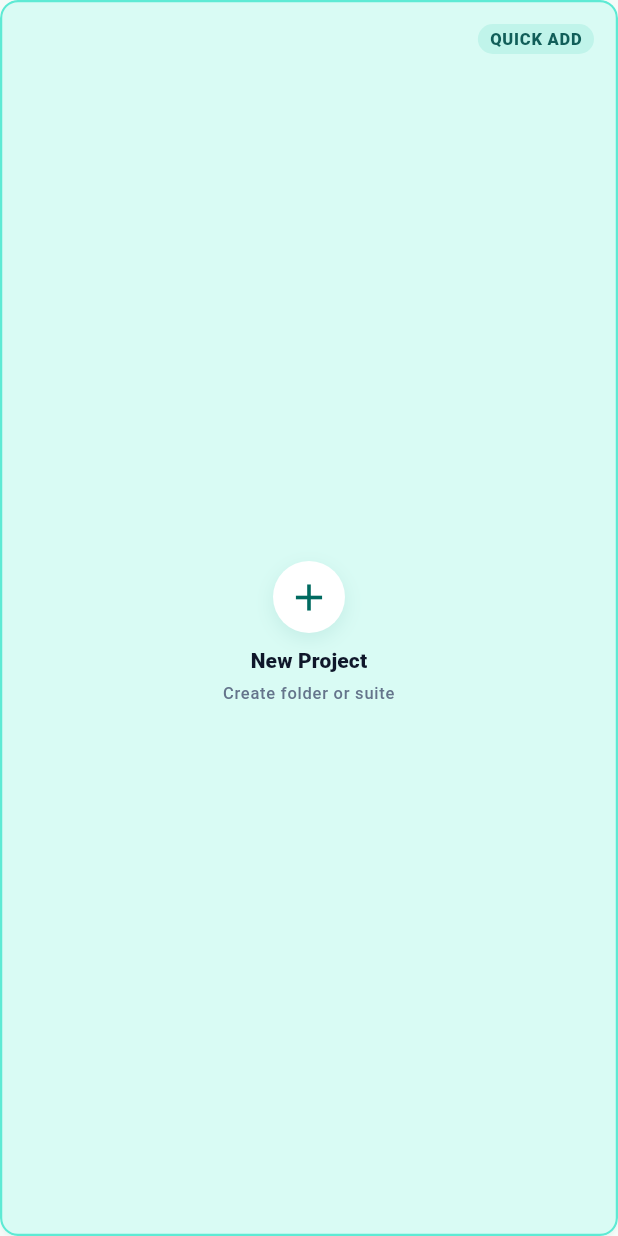
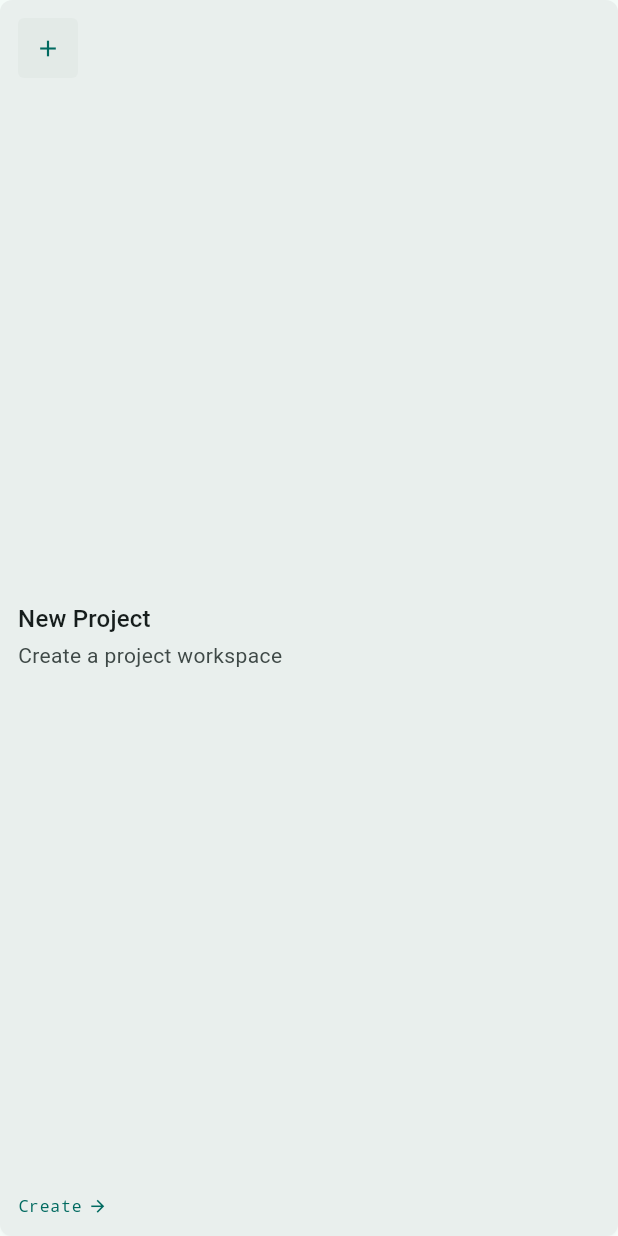
Before and after one commit to vtproduction/DeepLink-Book, a Flutter app: the NewProjectGridItem widget shown alone on an empty page, opened directly with empty values, on a phone screen of 412 x 824 dp. Run offline on Flutter 3.47's test engine with Material 3 defaults, Android fonts, the phone set to English and light mode, and no system bars; our stand-ins replace app_links, drift, file_picker, flutter_riverpod, go_router, qr_flutter; accounts and stored records are empty; generated files the repository leaves out were written again.

Commit message:
FIGMA-06 - Rework with project list + top app bar

```diff
--- a/deep_link_book/lib/features/projects/widgets/new_project_grid_item.dart
+++ b/deep_link_book/lib/features/projects/widgets/new_project_grid_item.dart
@@ -16,79 +16,57 @@ class NewProjectGridItem extends StatelessWidget {
     return Card(
       margin: EdgeInsets.zero,
       clipBehavior: Clip.antiAlias,
-      color: const Color(0xFFD9FBF4),
+      color: colorScheme.surfaceContainer,
       surfaceTintColor: Colors.transparent,
-      elevation: 1,
-      shadowColor: const Color(0x1A0F766E),
+      elevation: 0.5,
+      shadowColor: const Color(0x140F172A),
       shape: RoundedRectangleBorder(
-        side: const BorderSide(color: Color(0xFF5EEAD4), width: 1.5),
-        borderRadius: BorderRadius.circular(AppRadius.lg),
+        borderRadius: BorderRadius.circular(AppRadius.md),
       ),
       child: InkWell(
         onTap: onTap,
         child: Padding(
-          padding: const EdgeInsets.all(AppSpacing.md),
+          padding: const EdgeInsets.all(AppSpacing.card),
           child: Column(
+            crossAxisAlignment: CrossAxisAlignment.start,
             children: [
-              Align(
-                alignment: Alignment.centerRight,
-                child: DecoratedBox(
-                  decoration: BoxDecoration(
-                    color: const Color(0xFFC0F4EA),
-                    borderRadius: BorderRadius.circular(AppRadius.lg),
-                  ),
-                  child: Padding(
-                    padding: const EdgeInsets.symmetric(
-                      horizontal: AppSpacing.sm,
-                      vertical: 2,
-                    ),
-                    child: Text(
-                      'QUICK ADD',
-                      style: textTheme.labelSmall?.copyWith(
-                        color: const Color(0xFF115E59),
-                        fontWeight: FontWeight.w800,
-                      ),
-                    ),
-                  ),
+              DecoratedBox(
+                decoration: BoxDecoration(
+                  color: colorScheme.surfaceContainerHigh,
+                  borderRadius: BorderRadius.circular(AppRadius.sm),
+                ),
+                child: SizedBox.square(
+                  dimension: 40,
+                  child: Icon(Icons.add, color: colorScheme.primary, size: 18),
                 ),
               ),
               const Spacer(),
-              DecoratedBox(
-                decoration: const BoxDecoration(
-                  color: Colors.white,
-                  shape: BoxShape.circle,
-                  boxShadow: [
-                    BoxShadow(
-                      color: Color(0x1A0F766E),
-                      blurRadius: 10,
-                      offset: Offset(0, 4),
-                    ),
-                  ],
-                ),
-                child: SizedBox.square(
-                  dimension: 48,
-                  child: Icon(Icons.add, color: colorScheme.primary, size: 30),
+              Text('New Project', style: textTheme.titleMedium),
+              const SizedBox(height: AppSpacing.xxs),
+              Text(
+                'Create a project workspace',
+                style: textTheme.bodyMedium?.copyWith(
+                  color: colorScheme.onSurfaceVariant,
                 ),
               ),
-              const SizedBox(height: AppSpacing.sm),
-              Text(
-                'New Project',
-                style: textTheme.titleSmall?.copyWith(
-                  color: const Color(0xFF0F172A),
-                  fontWeight: FontWeight.w800,
-                ),
-                textAlign: TextAlign.center,
+              const Spacer(),
+              Row(
+                children: [
+                  Text(
+                    'Create',
+                    style: textTheme.labelSmall?.copyWith(
+                      color: colorScheme.primary,
+                      fontFamily: 'monospace',
+                    ),
+                  ),
+                  const SizedBox(width: AppSpacing.xs),
+                  Icon(
+                    Icons.arrow_forward,
+                    size: 13,
+                    color: colorScheme.primary,
+                  ),
+                ],
               ),
-              const SizedBox(height: AppSpacing.xs),
-              Text(
-                'Create folder or suite',
-                style: textTheme.labelSmall?.copyWith(
-                  color: const Color(0xFF64748B),
-                  fontWeight: FontWeight.w500,
-                ),
-                textAlign: TextAlign.center,
-              ),
-              const Spacer(),
             ],
           ),
         ),
```
Also changed, not shown: deep_link_book/lib/app/widgets/app_root_top_bar.dart (+7 -19 lines), deep_link_book/lib/features/projects/screens/project_list_screen.dart (+19 -22 lines), deep_link_book/lib/features/projects/widgets/project_grid_item.dart (+42 -56 lines).
